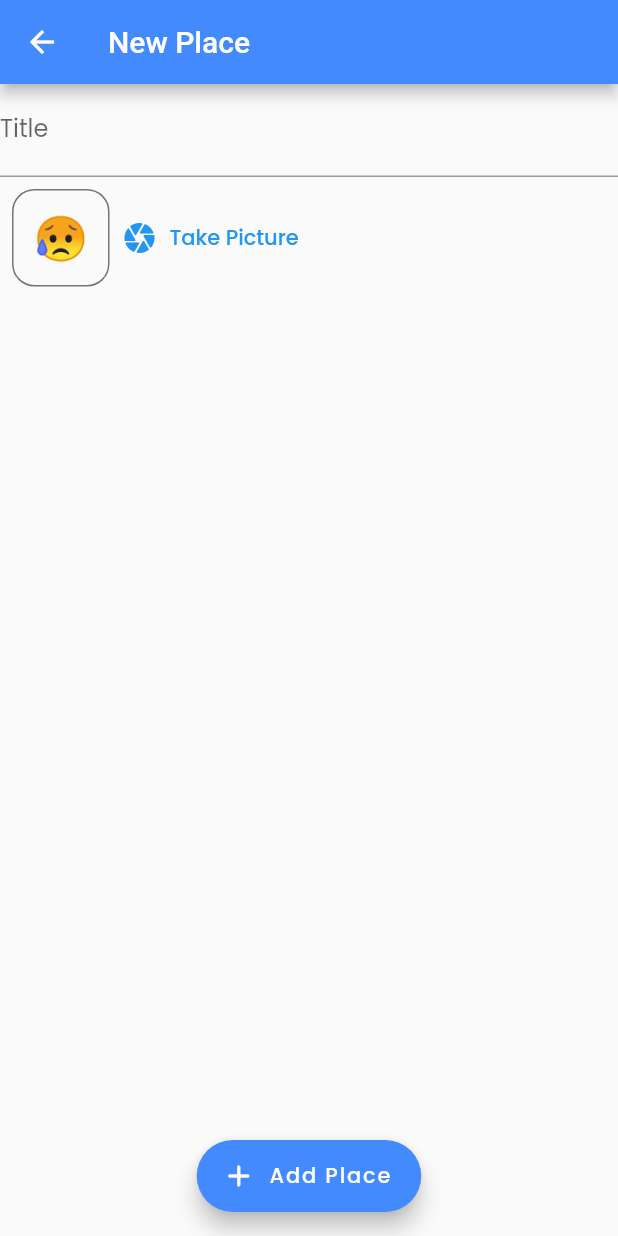
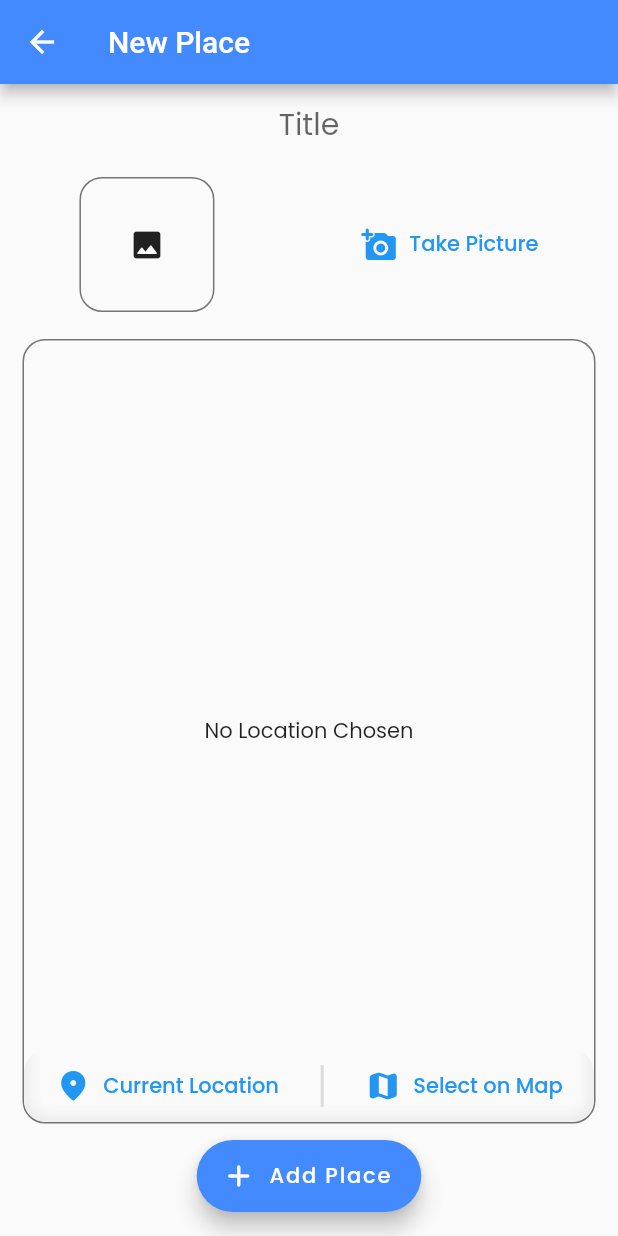
Before and after one commit to bhavik-dodia/place_app, a Flutter app: the screen it shows after launch, after a tap on the "add" icon, on a phone screen of 412 x 824 dp. Run offline on Flutter 3.47's test engine with Material 2 defaults, Android fonts, the phone set to English and light mode, and no system bars; our stand-ins replace flutter_map, google_fonts, image_picker, latlong, location, sqflite; accounts and stored records are empty.

Commit message:
added support for map and updated ui of add place page

```diff
--- /dev/null
+++ b/lib/databases/database.dart
@@ -0,0 +1,30 @@
+import 'package:path/path.dart' as path;
+import 'package:sqflite/sqflite.dart' as sql;
+
+class DataBase {
+  static Future<sql.Database> openDB() async {
+    final dbPath = await sql.getDatabasesPath();
+    return sql.openDatabase(
+      path.join(dbPath, 'places.db'),
+      version: 1,
+      onCreate: (db, version) {
+        return db.execute(
+            'CREATE TABLE places(id TEXT PRIMARY KEY, title TEXT, image TEXT)');
+      },
+    );
+  }
+
+  static Future<void> insert(String table, Map<String, Object> data) async {
+    final db = await DataBase.openDB();
+    db.insert(
+      table,
+      data,
+      conflictAlgorithm: sql.ConflictAlgorithm.replace,
+    );
+  }
+
+  static Future<List<Map<String, dynamic>>> getData(String table) async {
+    final db = await DataBase.openDB();
+    return db.query(table);
+  }
+}
--- a/lib/providers/places_data.dart
+++ b/lib/providers/places_data.dart
@@ -1,10 +1,41 @@
 import 'dart:collection';
+import 'dart:io';
 
 import 'package:flutter/foundation.dart';
+
+import '../databases/database.dart';
 import '../models/place.dart';
 
 class PlacesData extends ChangeNotifier {
-  List<Place> _places;
+  List<Place> _places = [];
 
   UnmodifiableListView get places => UnmodifiableListView(_places);
+
+  Future<void> fetchPlaces() async {
+    final dataList = await DataBase.getData('places');
+    _places = dataList
+        .map(
+          (e) => Place(
+            id: e['id'],
+            title: e['title'],
+            image: File(e['image']),
+            location: null,
+          ),
+        )
+        .toList();
+    notifyListeners();
+  }
+
+  void addPlace(Place place) {
+    _places.add(place);
+    notifyListeners();
+    DataBase.insert(
+      'places',
+      {
+        'id': place.id,
+        'title': place.title,
+        'image': place.image.path,
+      },
+    );
+  }
 }
--- a/lib/screens/add_place_page.dart
+++ b/lib/screens/add_place_page.dart
@@ -1,6 +1,12 @@
+import 'dart:io';
+
 import 'package:flutter/material.dart';
+import 'package:provider/provider.dart';
 
+import '../models/place.dart';
+import '../providers/places_data.dart';
 import '../widgets/input_image.dart';
+import '../widgets/input_location.dart';
 
 class AddPlacePage extends StatefulWidget {
   static const routeName = 'add-place-page';
@@ -9,25 +15,76 @@ class AddPlacePage extends StatefulWidget {
 }
 
 class _AddPlacePageState extends State<AddPlacePage> {
+  final _titleController = TextEditingController();
+  File _pickedImage;
+
+  void _selectImage(File pickedImage) => _pickedImage = pickedImage;
+  void _savePlace() {
+    if (_titleController.text.isEmpty || _pickedImage == null) return;
+    Provider.of<PlacesData>(context, listen: false).addPlace(
+      Place(
+        id: DateTime.now().toString(),
+        title: _titleController.text,
+        location: null,
+        image: _pickedImage,
+      ),
+    );
+    Navigator.of(context).pop();
+  }
+
   @override
   Widget build(BuildContext context) {
     return Scaffold(
       appBar: AppBar(title: Text('New Place')),
-      body: ListView(
-        children: [
-          TextField(
-            decoration: InputDecoration(labelText: 'Title'),
-          ),
-          InputImage(),
-        ],
-      ),
+      body: MediaQuery.of(context).orientation == Orientation.portrait
+          ? Column(
+              children: [
+                Container(child: buildTopPart()),
+                InputLocation(),
+              ],
+            )
+          : Row(
+              children: [
+                Container(
+                  width: MediaQuery.of(context).size.width * 0.5,
+                  margin: const EdgeInsets.only(bottom: 65.0),
+                  child: buildTopPart(),
+                ),
+                InputLocation(),
+              ],
+            ),
       floatingActionButtonLocation: FloatingActionButtonLocation.centerFloat,
       floatingActionButton: FloatingActionButton.extended(
         label: Text('Add Place'),
         icon: Icon(Icons.add_rounded),
         heroTag: 'add-place-fab',
-        onPressed: () {},
+        onPressed: _savePlace,
       ),
     );
   }
+
+  Column buildTopPart() {
+    return Column(
+      mainAxisAlignment: MainAxisAlignment.center,
+      children: [
+        TextField(
+          textAlign: TextAlign.center,
+          style: TextStyle(fontSize: 20.0),
+          textCapitalization: TextCapitalization.words,
+          decoration: InputDecoration(
+            hintText: 'Title',
+            hintStyle: TextStyle(fontSize: 20.0),
+            border: InputBorder.none,
+            disabledBorder: InputBorder.none,
+            errorBorder: InputBorder.none,
+            enabledBorder: InputBorder.none,
+            focusedErrorBorder: InputBorder.none,
+            focusedBorder: InputBorder.none,
+          ),
+          controller: _titleController,
+        ),
+        InputImage(onSelectImage: _selectImage),
+      ],
+    );
+  }
 }
--- a/lib/screens/home_page.dart
+++ b/lib/screens/home_page.dart
@@ -1,5 +1,7 @@
 import 'package:flutter/material.dart';
+import 'package:provider/provider.dart';
 
+import '../providers/places_data.dart';
 import 'add_place_page.dart';
 
 class HomePage extends StatelessWidget {
@@ -7,11 +9,37 @@ class HomePage extends StatelessWidget {
   Widget build(BuildContext context) {
     return Scaffold(
       appBar: AppBar(title: Text('Places')),
-      body: Container(),
+      body: FutureBuilder(
+        future: Provider.of<PlacesData>(context, listen: false).fetchPlaces(),
+        builder: (context, snapshot) =>
+            snapshot.connectionState == ConnectionState.waiting
+                ? const Text('Nothing to see here')
+                : Consumer<PlacesData>(
+                    builder: (context, placesData, child) {
+                      final places = placesData.places;
+                      return places.isEmpty
+                          ? child
+                          : ListView.builder(
+                              itemCount: places.length,
+                              itemBuilder: (context, index) {
+                                final place = places[index];
+                                return ListTile(
+                                  leading: CircleAvatar(
+                                    backgroundImage: FileImage(place.image),
+                                  ),
+                                  title: Text(place.title),
+                                );
+                              },
+                            );
+                    },
+                    child: const Text('Nothing to see here'),
+                  ),
+      ),
       floatingActionButton: FloatingActionButton(
         child: Icon(Icons.add_rounded),
         heroTag: 'add-place-fab',
-        onPressed: () => Navigator.of(context).pushNamed(AddPlacePage.routeName),
+        onPressed: () =>
+            Navigator.of(context).pushNamed(AddPlacePage.routeName),
       ),
     );
   }
--- a/lib/widgets/input_image.dart
+++ b/lib/widgets/input_image.dart
@@ -1,19 +1,46 @@
+import 'dart:io';
+
 import 'package:flutter/material.dart';
+import 'package:image_picker/image_picker.dart';
+import 'package:path/path.dart' as path;
+import 'package:path_provider/path_provider.dart' as syspath;
 
 class InputImage extends StatefulWidget {
+  final Function onSelectImage;
+
+  const InputImage({Key key, this.onSelectImage}) : super(key: key);
   @override
   _InputImageState createState() => _InputImageState();
 }
 
 class _InputImageState extends State<InputImage> {
-  var _selectedImage;
+  File _selectedImage;
+
+  Future<void> _takePicture() async {
+    final picker = ImagePicker();
+    final pickedImage = await picker.getImage(
+      source: ImageSource.camera,
+      maxWidth: 600,
+    );
+    if (pickedImage != null) {
+      final imageFile = File(pickedImage.path);
+      widget.onSelectImage(imageFile);
+      setState(() => _selectedImage = imageFile);
+      final appDir = await syspath.getApplicationDocumentsDirectory();
+      final fileName = path.basename(imageFile.path);
+      final savedImage = await imageFile.copy('${appDir.path}/$fileName');
+    } else
+      print('No image captured!!');
+  }
+
   @override
   Widget build(BuildContext context) {
     return Row(
+      mainAxisAlignment: MainAxisAlignment.spaceAround,
       children: [
         Container(
-          height: 65.0,
-          width: 65.0,
+          height: 90.0,
+          width: 90.0,
           margin: const EdgeInsets.only(
             left: 8.0,
             top: 8.0,
@@ -33,7 +60,7 @@ class _InputImageState extends State<InputImage> {
                     frameBuilder:
                         (context, child, frame, wasSynchronouslyLoaded) =>
                             wasSynchronouslyLoaded
-                                ? CircularProgressIndicator.adaptive()
+                                ? child
                                 : AnimatedOpacity(
                                     child: child,
                                     opacity: frame == null ? 0 : 1,
@@ -44,20 +71,12 @@ class _InputImageState extends State<InputImage> {
                 : Container(
                     alignment: Alignment.center,
                     padding: const EdgeInsets.all(8.0),
-                    child: Text(
-                      '😥',
-                      style: TextStyle(
-                        fontSize: 30.0,
-                        color: Colors.redAccent,
-                      ),
-                      textAlign: TextAlign.justify,
-                    ),
-                  ),
+                    child: Icon(Icons.image_rounded)),
           ),
         ),
         TextButton.icon(
-          onPressed: () {},
-          icon: Icon(Icons.camera_rounded),
+          onPressed: _takePicture,
+          icon: Icon(Icons.add_a_photo_rounded),
           label: Text('Take Picture'),
         ),
       ],
--- /dev/null
+++ b/lib/widgets/input_location.dart
@@ -0,0 +1,103 @@
+import 'dart:ui';
+
+import 'package:flutter/material.dart';
+import 'package:flutter_map/flutter_map.dart';
+import 'package:latlong/latlong.dart';
+import 'package:location/location.dart';
+
+class InputLocation extends StatefulWidget {
+  @override
+  _InputLocationState createState() => _InputLocationState();
+}
+
+class _InputLocationState extends State<InputLocation> {
+  bool _isLocationSelected = false;
+  LocationData locData;
+
+  Future<void> _getLocation() async {
+    locData = await Location().getLocation();
+    setState(() => _isLocationSelected = true);
+  }
+
+  @override
+  Widget build(BuildContext context) {
+    return Expanded(
+      child: Container(
+        clipBehavior: Clip.antiAlias,
+        margin: const EdgeInsets.fromLTRB(15.0, 10.0, 15.0, 75.0),
+        decoration: BoxDecoration(
+          border: Border.all(color: Colors.grey[600]),
+          borderRadius: BorderRadius.circular(15.0),
+        ),
+        child: GridTile(
+          child: _isLocationSelected
+              ? ClipRRect(
+                  borderRadius: BorderRadius.circular(15.0),
+                  child: FlutterMap(
+                    options: MapOptions(
+                      center: LatLng(locData.latitude, locData.longitude),
+                      zoom: 13.0,
+                    ),
+                    layers: [
+                      MarkerLayerOptions(
+                        markers: [
+                          Marker(
+                            width: 80.0,
+                            height: 80.0,
+                            point: LatLng(locData.latitude, locData.longitude),
+                            builder: (ctx) => Icon(
+                              Icons.location_on_rounded,
+                              color: Colors.redAccent,
+                            ),
+                          ),
+                        ],
+                      ),
+                    ],
+                    children: [
+                      TileLayerWidget(
+                        options: TileLayerOptions(
+                          urlTemplate:
+                              "https://{s}.tile.openstreetmap.org/{z}/{x}/{y}.png",
+                          subdomains: ['a', 'b', 'c'],
+                        ),
+                      ),
+                    ],
+                  ),
+                )
+              : Center(child: Text('No Location Chosen')),
+          footer: Container(
+            clipBehavior: Clip.antiAlias,
+            margin: EdgeInsets.zero,
+            decoration:
+                BoxDecoration(borderRadius: BorderRadius.circular(15.0)),
+            child: BackdropFilter(
+              filter: ImageFilter.blur(sigmaX: 5.0, sigmaY: 5.0),
+              child: IntrinsicHeight(
+                child: Row(
+                  mainAxisAlignment: MainAxisAlignment.spaceEvenly,
+                  children: [
+                    TextButton.icon(
+                      onPressed: _getLocation,
+                      icon: Icon(Icons.location_on_rounded),
+                      label: Text('Current Location'),
+                    ),
+                    VerticalDivider(
+                      thickness: 2,
+                      indent: 10,
+                      endIndent: 10,
+                    ),
+                    TextButton.icon(
+                      onPressed: () {},
+                      icon: Icon(Icons.map_rounded),
+                      label: Text('Select on Map'),
+                    ),
+                  ],
+                ),
+              ),
+            ),
+          ),
+        ),
+      ),
+    );
+  }
+}
--- a/pubspec.yaml
+++ b/pubspec.yaml
@@ -24,8 +24,12 @@ dependencies:
   flutter:
     sdk: flutter
   cupertino_icons: ^1.0.2
+  flutter_map: ^0.11.0
   google_fonts: ^2.0.0
+  image_picker: ^0.7.2
+  location: ^4.1.1
   provider: ^5.0.0
+  sqflite: ^2.0.0+2
 
 dev_dependencies:
   flutter_test:
```
Also changed, not shown: pubspec.lock, 2 other files.
